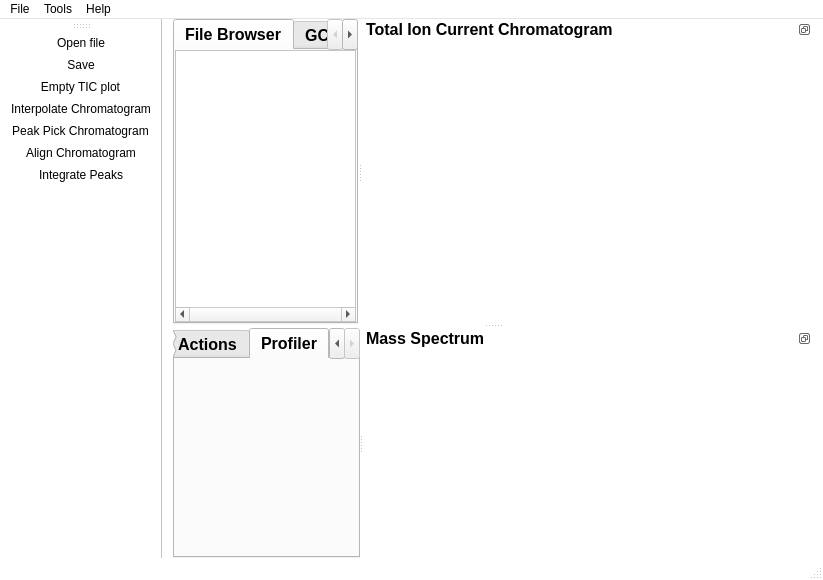
This is mainwindow.ui in tvijverb/RUCAT as Qt 5 draws it before an edit. The edited form follows.
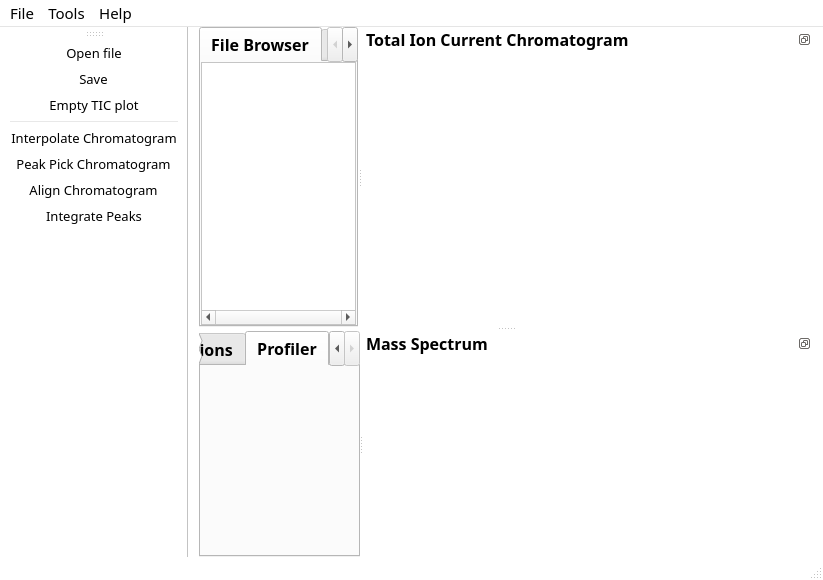
This is the edited form. The open tabs and pages were chosen to show the change. Icons and pictures are not drawn. Custom widgets are drawn as their Qt base class.

```diff
--- a/mainwindow.ui
+++ b/mainwindow.ui
@@ -209,6 +209,12 @@
     </disabled>
    </palette>
   </property>
+  <property name="font">
+   <font>
+    <family>Titillium Web</family>
+    <pointsize>10</pointsize>
+   </font>
+  </property>
   <property name="windowTitle">
    <string>MainWindow</string>
   </property>
@@ -294,7 +300,7 @@
        <widget class="QTabWidget" name="tabWidget">
         <property name="font">
          <font>
-          <family>MS Sans Serif</family>
+          <family>Titillium Web</family>
           <pointsize>12</pointsize>
           <weight>75</weight>
           <bold>true</bold>
@@ -508,7 +514,7 @@
         </property>
         <property name="font">
          <font>
-          <family>MS Sans Serif</family>
+          <family>Titillium Web</family>
           <pointsize>12</pointsize>
           <weight>75</weight>
           <bold>true</bold>
@@ -572,7 +578,7 @@
         </property>
         <property name="font">
          <font>
-          <family>MS Sans Serif</family>
+          <family>Titillium Web</family>
           <pointsize>12</pointsize>
           <weight>75</weight>
           <bold>true</bold>
@@ -705,7 +711,7 @@
         </property>
         <property name="font">
          <font>
-          <family>MS Sans Serif</family>
+          <family>Titillium Web</family>
           <pointsize>12</pointsize>
           <weight>75</weight>
           <bold>true</bold>
@@ -752,7 +758,7 @@
      <x>0</x>
      <y>0</y>
      <width>823</width>
-     <height>21</height>
+     <height>29</height>
     </rect>
    </property>
    <property name="palette">
@@ -819,6 +825,12 @@
      </disabled>
     </palette>
    </property>
+   <property name="font">
+    <font>
+     <family>Titillium Web</family>
+     <pointsize>11</pointsize>
+    </font>
+   </property>
    <widget class="QMenu" name="menuFile">
     <property name="title">
      <string>File</string>
@@ -880,12 +892,19 @@
    <addaction name="actionOpen_file"/>
    <addaction name="actionSave"/>
    <addaction name="actionEmpty_TIC_plot"/>
+   <addaction name="separator"/>
    <addaction name="actionInterpolate_Chromatogram"/>
    <addaction name="actionPeak_Pick_Chromatograms"/>
    <addaction name="actionAlign_Chromatogram"/>
    <addaction name="actionIntegrate_Peaks"/>
   </widget>
-  <widget class="QStatusBar" name="statusBar"/>
+  <widget class="QStatusBar" name="statusBar">
+   <property name="font">
+    <font>
+     <family>Tempus Sans ITC</family>
+    </font>
+   </property>
+  </widget>
   <action name="actionOpen_file">
    <property name="icon">
     <iconset resource="toolbarresource.qrc">
```
Left out of the diff: 5 changed lines with no effect on the pictures.
